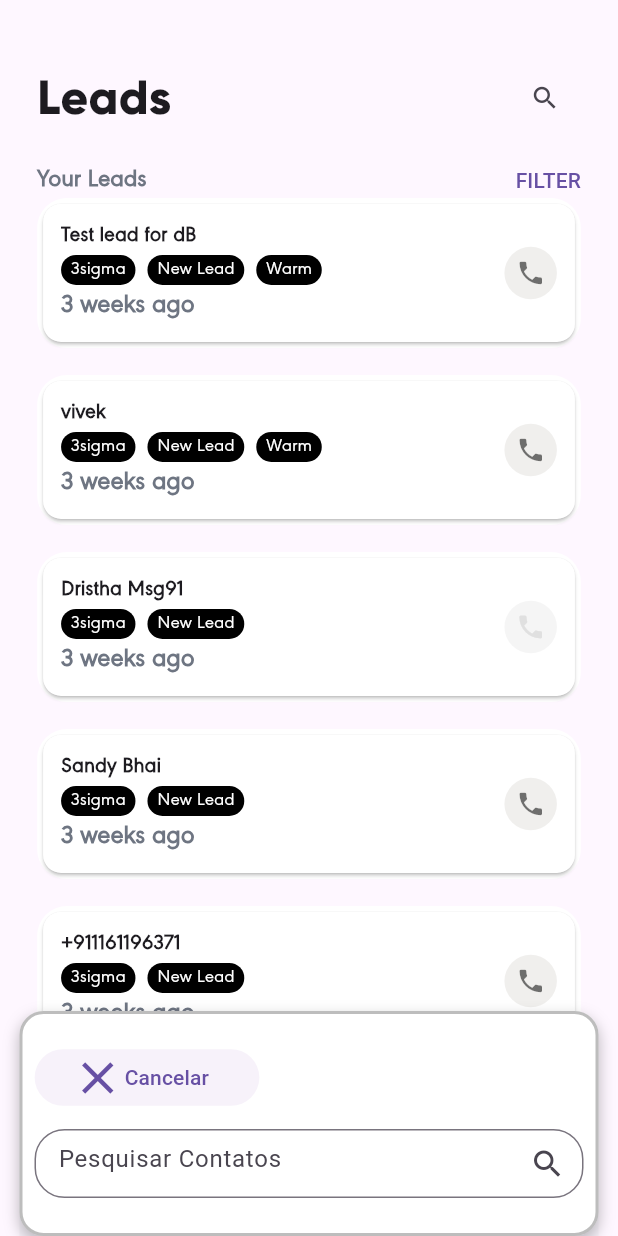
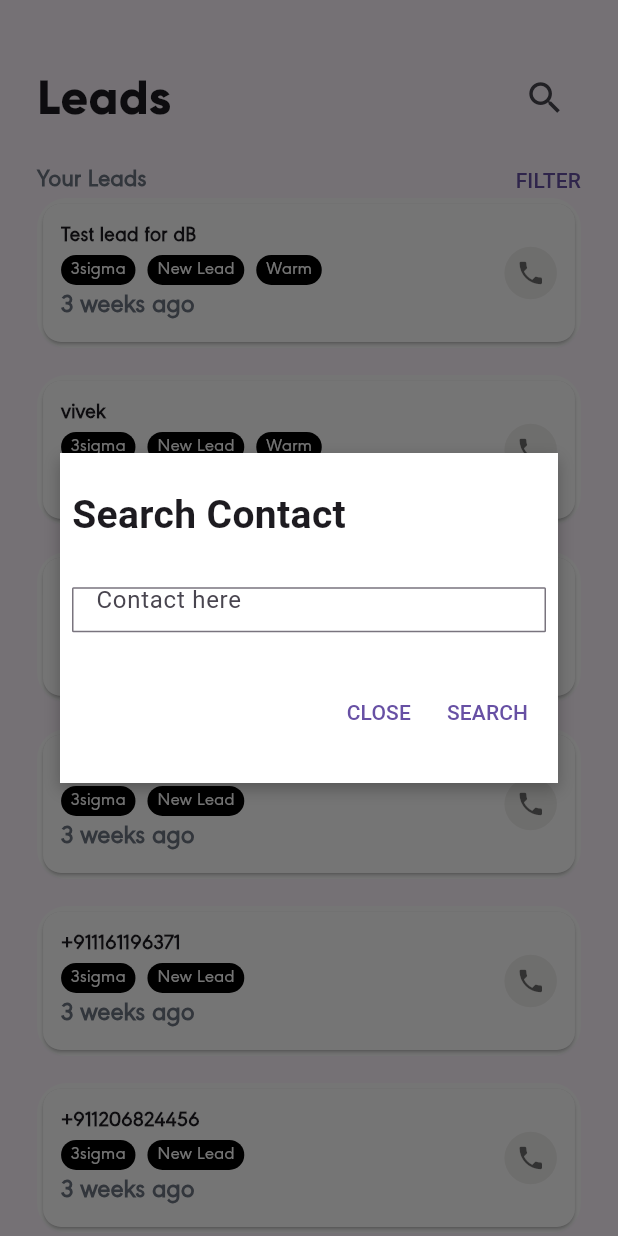
Before and after one commit to Gorpu/contatos, a Flutter app: the screen it shows after launch, after a tap on the "search" icon, on a phone screen of 412 x 824 dp. Run offline on Flutter 3.47's test engine with Material 3 defaults, Android fonts, the phone set to English and light mode, and no system bars.

Commit message:
Aqui já funciona, só fata limpar o código

```diff
--- /dev/null
+++ b/lib/components/app_box.dart
@@ -0,0 +1,56 @@
+import 'package:flutter/material.dart';
+
+class AppBox extends StatelessWidget {
+  final String? nameContact;
+  final void Function(String)? onChanged;
+  final void Function()? confirmAction;
+
+  const AppBox({
+    super.key,
+    required this.nameContact,
+    required this.onChanged,
+    required this.confirmAction,
+  });
+
+  @override
+  Widget build(BuildContext context) {
+    return SizedBox(
+      width: MediaQuery.sizeOf(context).width - 46,
+      child: Column(
+        mainAxisAlignment: MainAxisAlignment.spaceAround,
+        crossAxisAlignment: CrossAxisAlignment.start,
+        children: [
+          Text(
+            "Search Contact",
+            style: TextStyle(fontSize: 26, fontWeight: FontWeight.bold),
+          ),
+          SizedBox(
+            height: 30,
+            child: TextField(
+              onChanged: onChanged,
+              decoration: InputDecoration(
+                border: OutlineInputBorder(
+                  borderRadius: BorderRadius.circular(1),
+                ),
+                hintText: "Contact here",
+              ),
+            ),
+          ),
+          Row(
+            mainAxisAlignment: MainAxisAlignment.end,
+            children: [
+              //
+              TextButton(onPressed: confirmAction, child: Text("CLOSE")), //
+              TextButton(
+                onPressed: () {
+                  Navigator.pop(context);
+                },
+                child: Text("SEARCH"),
+              ),
+            ],
+          ),
+        ],
+      ),
+    );
+  }
+}
--- a/lib/components/app_contacts_list.dart
+++ b/lib/components/app_contacts_list.dart
@@ -21,7 +21,7 @@ class _AppContactsListState extends State<AppContactsList> {
         itemCount: contatos.length,
         itemBuilder: (context, index) {
           final contato = contatos[index];
-          String? nome = contato.name ?? contato.phone;
+          String? nome = contato.nameContact ?? contato.phone;
           List<String> tegs = contato.tags ?? [""];
           bool ligar = contato.calling ?? false;
           String visto = contato.lastSeen ?? "No records";
--- a/lib/components/app_icon_search.dart
+++ b/lib/components/app_icon_search.dart
@@ -1,10 +1,11 @@
 import 'package:flutter/material.dart';
+import 'package:leads/components/app_box.dart';
 import 'package:leads/customer/Models/data/contatos_model.dart';
 
 class AppIconSearch extends StatefulWidget {
   final String? contactName;
-  final void Function()? closeAction;
-  final void Function()? confirmAction;
+  final void Function()? confirmOption;
+  final void Function()? closeOption;
   final VoidCallback? acao;
   final void Function(String)? onChanged;
   const AppIconSearch({
@@ -12,8 +13,8 @@ class AppIconSearch extends StatefulWidget {
     this.contactName,
     this.acao,
     required this.onChanged,
-    this.closeAction,
-    required this.confirmAction,
+    this.confirmOption,
+    required this.closeOption,
   });
 
   @override
@@ -28,26 +29,20 @@ class _AppIconSearchState extends State<AppIconSearch> {
   @override
   Widget build(BuildContext context) {
     return IconButton(
-      iconSize: 20,
+      iconSize: 28,
       padding: EdgeInsets.zero,
       constraints: BoxConstraints(),
       onPressed: () {
         setState(() {
-          Scaffold.of(context).showBottomSheet((BuildContext context) {
-            return Container(
-              height: 150,
+          showDialog(
+            context: context,
+            builder: (BuildContext context) {
+              return AlertDialog(
+                contentPadding: EdgeInsets.zero,
+                content: Container(
+                  height: 220,
                   decoration: BoxDecoration(
-                color: const Color.fromARGB(
-                  255,
-                  255,
-                  255,
-                  255,
-                ), // Cor de fundo do BottomSheet
-                border: Border.all(
-                  color: Colors.black26, // Cor da borda
-                  width: 2,
-                ),
-                borderRadius: BorderRadius.circular(16), // Borda arredondada
+                    color: Colors.white,
                     boxShadow: [
                       BoxShadow(
                         color: Colors.black26,
@@ -58,58 +53,16 @@ class _AppIconSearchState extends State<AppIconSearch> {
                   ),
                   child: Padding(
                     padding: const EdgeInsets.all(8.0),
-                child: Column(
-                  mainAxisAlignment: MainAxisAlignment.spaceEvenly,
-                  crossAxisAlignment: CrossAxisAlignment.start,
-                  children: [
-                    Container(
-                      color: Colors.transparent,
-                      height: 38,
-                      width: 150,
-                      child: Padding(
-                        padding: const EdgeInsets.all(0.1),
-                        child: ElevatedButton(
-                          style: ElevatedButton.styleFrom(elevation: 0),
-
-                          onPressed: () {
-                            setState(() {
-                              contatos = contatosModel.dataContactsModel(
-                                value: widget.contactName,
-                              );
-                              Navigator.pop(context);
-                            });
-                          },
-                          child: Row(
-                            children: [
-                              Icon(Icons.close_outlined, size: 36),
-                              Text("Cancelar"),
-                            ],
+                    child: AppBox(
+                      nameContact: widget.contactName,
+                      onChanged: widget.onChanged,
+                      confirmAction: widget.closeOption,
                     ),
                   ),
                 ),
-                    ),
-                    SizedBox(
-                      width: MediaQuery.sizeOf(context).width - 46,
-                      height: 46,
-                      child: TextField(
-                        onChanged: widget.onChanged,
-                        decoration: InputDecoration(
-                          border: OutlineInputBorder(
-                            borderRadius: BorderRadius.circular(20),
-                          ),
-                          hintText: "Pesquisar Contatos",
-                          suffixIcon: IconButton(
-                            onPressed: widget.confirmAction,
-                            icon: Icon(Icons.search, size: 24),
-                          ),
-                        ),
-                      ),
-                    ),
-                  ],
-                ),
-              ),
               );
-          });
+            },
+          );
         });
       },
       icon: Icon(Icons.search),
--- a/lib/components/app_list_components.dart
+++ b/lib/components/app_list_components.dart
@@ -9,7 +9,7 @@ class AppListComponents {
       final contatos = contatosModel.dataContactsModel(value: nameContact);
 
       final contato = contatos[index];
-      final String? nome = contato.name ?? contato.phone;
+      final String? nome = contato.nameContact ?? contato.phone;
       final List<String> tegs = contato.tags ?? [""];
       final bool ligar = contato.calling ?? false;
       final String visto = contato.lastSeen ?? "No records";
--- a/lib/customer/Models/data/contatos_model.dart
+++ b/lib/customer/Models/data/contatos_model.dart
@@ -1,16 +1,18 @@
 class ContatosModel {
-  String? name;
+  String? nameContact;
   String? phone;
   List<String>? tags;
   bool? calling;
   String? lastSeen;
+
   ContatosModel({
-    this.name,
+    this.nameContact,
     this.phone,
     this.tags,
     this.calling,
     this.lastSeen,
   });
+
   List<ContatosModel> dataContactsModel({required String? value}) {
     List<Map<String, dynamic>> listContatos = [
       {
@@ -56,24 +58,30 @@ class ContatosModel {
         "lastSeen": "3 weeks ago",
       },
     ];
-    if (value != null && value.isNotEmpty) {
-      listContatos =
-          listContatos.where((contato) {
+
+    // Limpa espaços e converte para minúsculas
+    final search = value?.trim().toLowerCase() ?? '';
+
+    // Se estiver vazio, retorna todos
+    final filtered =
+        search.isEmpty
+            ? listContatos
+            : listContatos.where((contato) {
               final name = contato['name']?.toString().toLowerCase() ?? '';
               final phone = contato['phone']?.toString().toLowerCase() ?? '';
               final tags =
                   (contato['tags'] as List<dynamic>)
                       .map((e) => e.toString().toLowerCase())
                       .toList();
-            final search = value;
+
               return name.contains(search) ||
                   phone.contains(search) ||
                   tags.any((tag) => tag.contains(search));
             }).toList();
-    } else if (value == null) {
-      return listContatos.map((item) {
+
+    return filtered.map((item) {
       return ContatosModel(
-          name: item["name"],
+        nameContact: item["name"],
         phone: item["phone"],
         tags: item["tags"],
         calling: item["calling"],
@@ -81,21 +89,4 @@ class ContatosModel {
       );
     }).toList();
   }
-    return listContatos
-        .where((item) {
-          final name = item["name"];
-          return name != null &&
-              name.toLowerCase().contains(value.toLowerCase());
-        })
-        .map((item) {
-          return ContatosModel(
-            name: item["name"],
-            phone: item["phone"],
-            tags: item["tags"],
-            calling: item["calling"],
-            lastSeen: item["lastSeen"],
-          );
-        })
-        .toList();
 }
-}
--- a/lib/customer/leads_view.dart
+++ b/lib/customer/leads_view.dart
@@ -36,11 +36,12 @@ class _LeadsViewState extends State<LeadsView> {
                       valorDigitado = value;
                     });
                   },
-                  closeAction: () {},
-                  confirmAction: () {
+                  closeOption: () {
                     setState(() {
                       valorDigitado;
                     });
+                    valorDigitado = null;
+                    Navigator.pop(context);
                   },
                 ),
               ],
--- a/lib/customer/leads_view_model.dart
+++ b/lib/customer/leads_view_model.dart
@@ -8,12 +8,12 @@ class LeadsViewModel {
     List<ContatosModel> data = contatosModel.dataContactsModel(value: value);
 
     nome = value;
-    if (data.any((value) => value.name == nome)) {
+    if (data.any((value) => value.nameContact == nome)) {
       return data
-          .where((item) => item.name == value)
+          .where((item) => item.nameContact == value)
           .map(
             (contato) => {
-              "name": contato.name,
+              "name": contato.nameContact,
               "phone": contato.phone,
               "tags": contato.tags,
               "calling": contato.calling,
```
Lines whose indentation alone changed are shown as unchanged.
